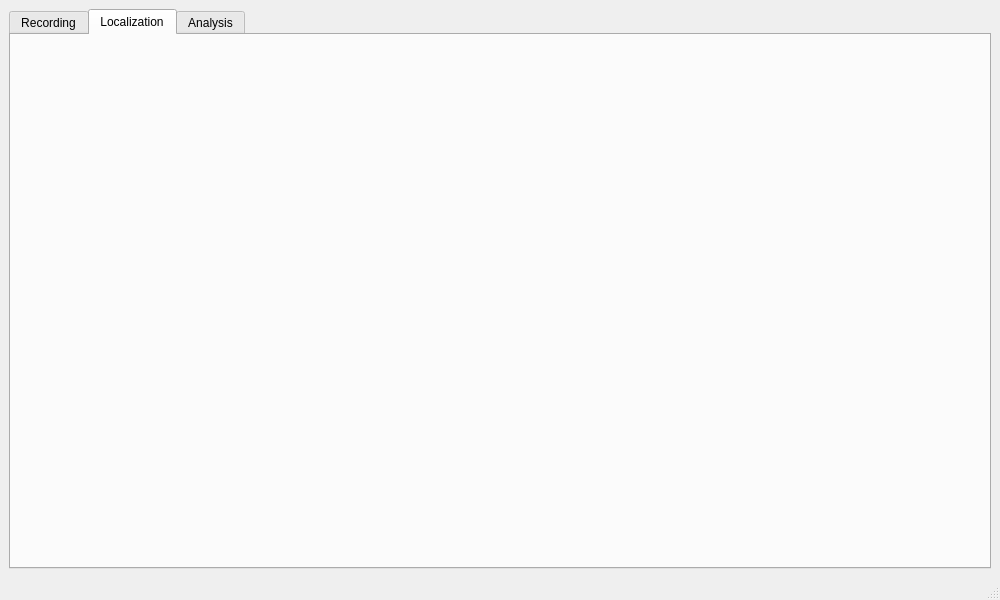
This is mainwindow.ui in asuka1975/HARKBird-Light as Qt 5 draws it before an edit. The edited form follows.
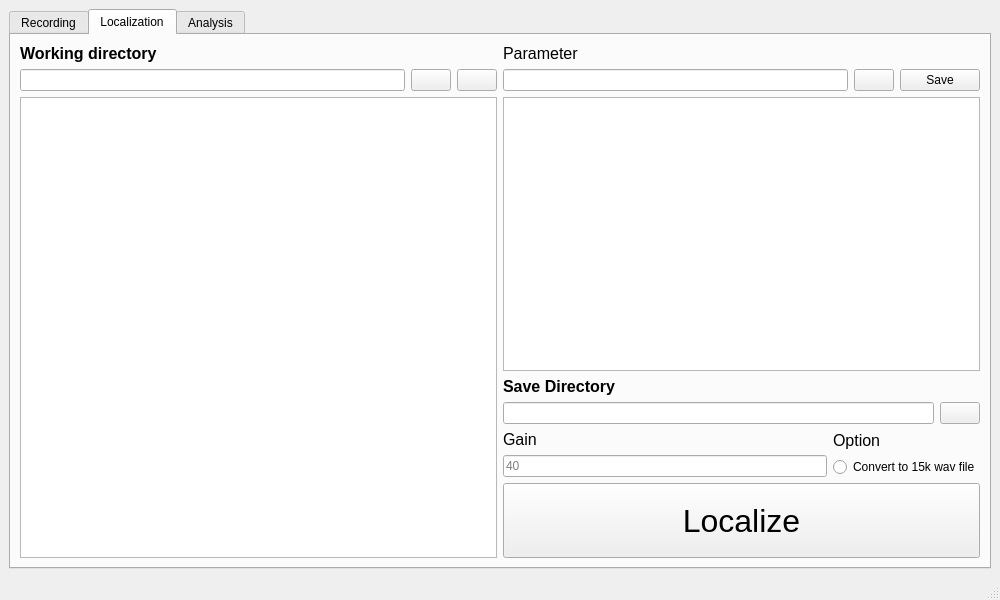
This is the edited form. The open tabs and pages were chosen to show the change. Icons and pictures are not drawn.

Commit message: feat: HARKBirdのLocalizationページを再現

The edit to the form file:
```diff
--- a/mainwindow.ui
+++ b/mainwindow.ui
@@ -271,6 +271,203 @@
        <attribute name="title">
         <string>Localization</string>
        </attribute>
+       <layout class="QGridLayout" name="gridLayout_3">
+        <item row="0" column="0">
+         <layout class="QVBoxLayout" name="verticalLayout_2">
+          <item>
+           <widget class="QLabel" name="label_8">
+            <property name="font">
+             <font>
+              <pointsize>12</pointsize>
+              <bold>true</bold>
+             </font>
+            </property>
+            <property name="text">
+             <string>Working directory</string>
+            </property>
+           </widget>
+          </item>
+          <item>
+           <layout class="QHBoxLayout" name="horizontalLayout_5">
+            <item>
+             <widget class="QLineEdit" name="lineEdit_8"/>
+            </item>
+            <item>
+             <widget class="QPushButton" name="pushButton_6">
+              <property name="text">
+               <string/>
+              </property>
+              <property name="icon">
+               <iconset resource="button_icon_resource.qrc">
+                <normaloff>:/icon/icons/more_horiz_FILL0_wght400_GRAD0_opsz48.png</normaloff>:/icon/icons/more_horiz_FILL0_wght400_GRAD0_opsz48.png</iconset>
+              </property>
+             </widget>
+            </item>
+            <item>
+             <widget class="QPushButton" name="pushButton_7">
+              <property name="text">
+               <string/>
+              </property>
+              <property name="icon">
+               <iconset resource="button_icon_resource.qrc">
+                <normaloff>:/icon/icons/refresh_FILL0_wght400_GRAD0_opsz48.png</normaloff>:/icon/icons/refresh_FILL0_wght400_GRAD0_opsz48.png</iconset>
+              </property>
+             </widget>
+            </item>
+           </layout>
+          </item>
+          <item>
+           <widget class="QListView" name="listView_2"/>
+          </item>
+         </layout>
+        </item>
+        <item row="0" column="1">
+         <layout class="QVBoxLayout" name="verticalLayout_3">
+          <item>
+           <widget class="QLabel" name="label_9">
+            <property name="font">
+             <font>
+              <pointsize>12</pointsize>
+             </font>
+            </property>
+            <property name="text">
+             <string>Parameter</string>
+            </property>
+           </widget>
+          </item>
+          <item>
+           <layout class="QHBoxLayout" name="horizontalLayout_2">
+            <item>
+             <widget class="QLineEdit" name="lineEdit_9"/>
+            </item>
+            <item>
+             <widget class="QPushButton" name="pushButton_8">
+              <property name="text">
+               <string/>
+              </property>
+              <property name="icon">
+               <iconset resource="button_icon_resource.qrc">
+                <normaloff>:/icon/icons/more_horiz_FILL0_wght400_GRAD0_opsz48.png</normaloff>:/icon/icons/more_horiz_FILL0_wght400_GRAD0_opsz48.png</iconset>
+              </property>
+             </widget>
+            </item>
+            <item>
+             <widget class="QPushButton" name="pushButton_9">
+              <property name="text">
+               <string>Save</string>
+              </property>
+             </widget>
+            </item>
+           </layout>
+          </item>
+          <item>
+           <widget class="QTableView" name="tableView"/>
+          </item>
+          <item>
+           <widget class="QLabel" name="label_10">
+            <property name="font">
+             <font>
+              <pointsize>12</pointsize>
+              <bold>true</bold>
+             </font>
+            </property>
+            <property name="text">
+             <string>Save Directory</string>
+            </property>
+           </widget>
+          </item>
+          <item>
+           <layout class="QHBoxLayout" name="horizontalLayout_8">
+            <item>
+             <widget class="QLineEdit" name="lineEdit_10"/>
+            </item>
+            <item>
+             <widget class="QPushButton" name="pushButton_10">
+              <property name="text">
+               <string/>
+              </property>
+              <property name="icon">
+               <iconset resource="button_icon_resource.qrc">
+                <normaloff>:/icon/icons/more_horiz_FILL0_wght400_GRAD0_opsz48.png</normaloff>:/icon/icons/more_horiz_FILL0_wght400_GRAD0_opsz48.png</iconset>
+              </property>
+             </widget>
+            </item>
+           </layout>
+          </item>
+          <item>
+           <layout class="QHBoxLayout" name="horizontalLayout_9">
+            <item>
+             <layout class="QVBoxLayout" name="verticalLayout_4">
+              <item>
+               <widget class="QLabel" name="label_12">
+                <property name="font">
+                 <font>
+                  <pointsize>12</pointsize>
+                 </font>
+                </property>
+                <property name="text">
+                 <string>Gain</string>
+                </property>
+               </widget>
+              </item>
+              <item>
+               <widget class="QLineEdit" name="lineEdit_11">
+                <property name="placeholderText">
+                 <string>40</string>
+                </property>
+               </widget>
+              </item>
+             </layout>
+            </item>
+            <item>
+             <layout class="QVBoxLayout" name="verticalLayout_7">
+              <item>
+               <widget class="QLabel" name="label_13">
+                <property name="font">
+                 <font>
+                  <pointsize>12</pointsize>
+                 </font>
+                </property>
+                <property name="text">
+                 <string>Option</string>
+                </property>
+               </widget>
+              </item>
+              <item>
+               <widget class="QRadioButton" name="radioButton">
+                <property name="text">
+                 <string>Convert to 15k wav file</string>
+                </property>
+               </widget>
+              </item>
+             </layout>
+            </item>
+            <item>
+             <layout class="QVBoxLayout" name="verticalLayout_6"/>
+            </item>
+           </layout>
+          </item>
+          <item>
+           <widget class="QPushButton" name="pushButton_11">
+            <property name="minimumSize">
+             <size>
+              <width>0</width>
+              <height>75</height>
+             </size>
+            </property>
+            <property name="font">
+             <font>
+              <pointsize>24</pointsize>
+             </font>
+            </property>
+            <property name="text">
+             <string>Localize</string>
+            </property>
+           </widget>
+          </item>
+         </layout>
+        </item>
+       </layout>
       </widget>
       <widget class="QWidget" name="tab_3">
        <attribute name="title">
```
Left out of the diff: 2 changed lines with no effect on the pictures.
